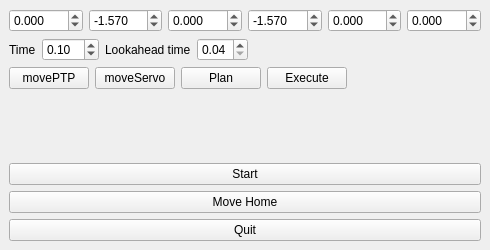
This is robot_plugin/src/RobotPlugin.ui in Ezzence/rovi2-robot as Qt 5 draws it before an edit. The edited form follows.
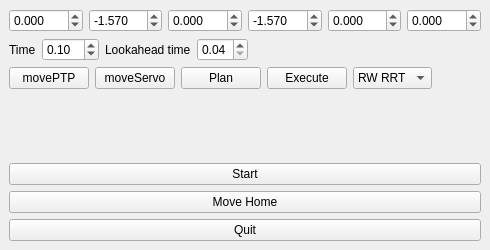
This is the edited form.

Commit message: move servo on path fix, adding RRT implementation based on Robwork, gui update

Diff of the .ui file:
```diff
--- a/robot_plugin/src/RobotPlugin.ui
+++ b/robot_plugin/src/RobotPlugin.ui
@@ -219,6 +219,20 @@
           </property>
          </widget>
         </item>
+        <item>
+         <widget class="QComboBox" name="boxPlanSelect">
+          <item>
+           <property name="text">
+            <string>RW RRT</string>
+           </property>
+          </item>
+          <item>
+           <property name="text">
+            <string>RRT</string>
+           </property>
+          </item>
+         </widget>
+        </item>
         <item>
          <spacer name="horizontalSpacer">
           <property name="orientation">
```
The commit also changes 6 other files.
